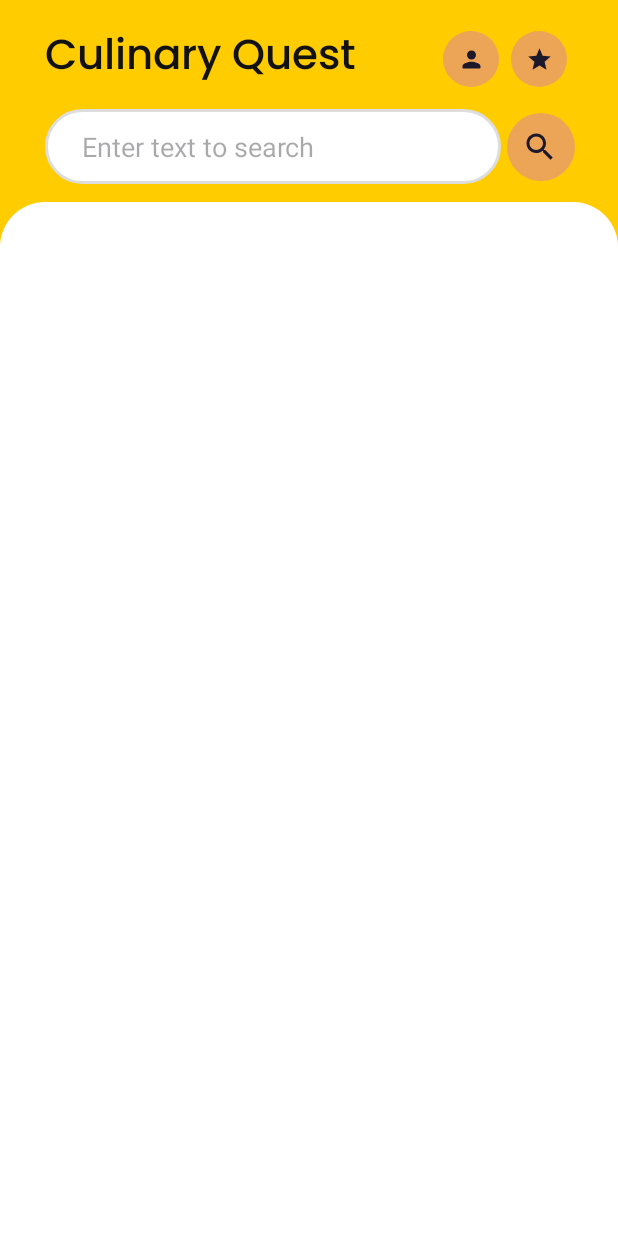
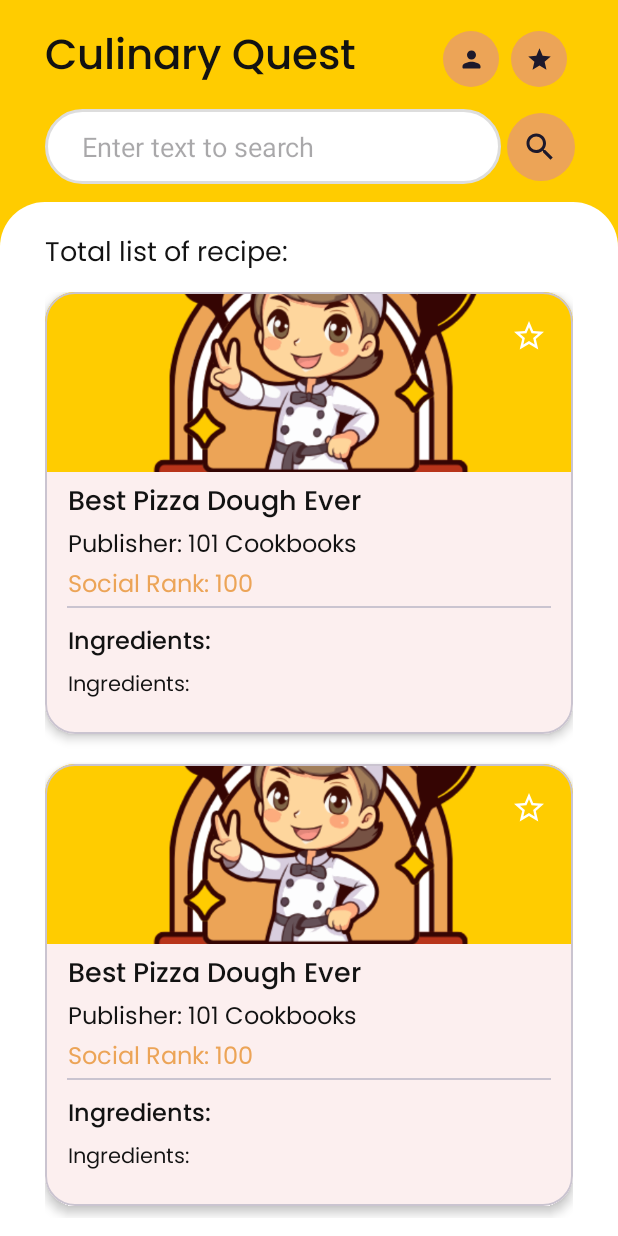
Before and after one commit to DeveloperKits/RecipeSearchApp, an Android app: the layout fragment_home.xml on its own in the app's theme, with its tools: preview values and no code run, on a phone screen of 412 x 824 dp. Run offline under Robolectric (Android 15) with nearby library versions, the phone set to English and light mode, and no system bars.

Commit message:
home xml complete

```diff
--- a/app/src/main/java/com/akashdas/recipesearchapp/Fragment/HomeFragment.kt
+++ b/app/src/main/java/com/akashdas/recipesearchapp/Fragment/HomeFragment.kt
@@ -1,10 +1,15 @@
 package com.akashdas.recipesearchapp.Fragment
 
+import android.annotation.SuppressLint
+import android.content.res.ColorStateList
 import android.os.Bundle
+import android.util.Log
+import android.view.ContextThemeWrapper
 import androidx.fragment.app.Fragment
 import android.view.LayoutInflater
 import android.view.View
 import android.view.ViewGroup
+import androidx.core.content.ContextCompat
 import com.akashdas.recipesearchapp.Helper.Singleton
 import com.akashdas.recipesearchapp.R
 import com.akashdas.recipesearchapp.databinding.FragmentHomeBinding
@@ -26,16 +31,44 @@ class HomeFragment : Fragment() {
     override fun onViewCreated(view: View, savedInstanceState: Bundle?) {
         super.onViewCreated(view, savedInstanceState)
 
+        // all about chip
+        chip()
+
+    }
+
+    private fun chip() {
         binding.chipGroup.isSingleSelection = true
+
         Singleton.chipTexts.forEach { text ->
-            val chip = Chip(requireContext())
-            chip.text = text
-            chip.isCheckable = true
+            val chip = Chip(context).apply {
+                this.text = text
+                isCheckable = true
+                // Define color in your colors.xml
+                chipStrokeColor = ColorStateList
+                    .valueOf(ContextCompat.getColor(context, R.color.chip_color))
+            }
             binding.chipGroup.addView(chip)
         }
 
+        // select the first chip by default
+        (binding.chipGroup.getChildAt(0) as? Chip)?.isChecked = true
+
         binding.chipGroup.setOnCheckedChangeListener { group, checkedId ->
-            // Handle the checked chip change if needed
+            // The 'checkedId' is the ID of the selected chip.
+            val chip = group.findViewById<Chip>(checkedId)
+            chip?.let {
+                val selectedText: String = it.text.toString()
+
+                binding.editTextText.setText(selectedText)
+
+                searchData(selectedText)
+            }
+
         }
+
+    }
+
+    private fun searchData(selectedText: String) {
+
     }
 }
--- a/app/src/main/res/drawable/background_field_main.xml
+++ b/app/src/main/res/drawable/background_field_main.xml
@@ -9,9 +9,9 @@
             <solid android:color="#FFFFFF" />
             <!-- Add padding inside the EditText -->
             <padding
-                android:left="25dp"
+                android:left="30dp"
                 android:top="12dp"
-                android:right="25dp"
+                android:right="30dp"
                 android:bottom="12dp" />
 
         </shape>
--- a/app/src/main/res/drawable/baseline_star_24.xml
+++ b/app/src/main/res/drawable/baseline_star_24.xml
@@ -1,4 +1,4 @@
-<vector android:height="24dp" android:tint="#000000"
+<vector android:height="24dp" android:tint="@color/chip_color"
     android:viewportHeight="24" android:viewportWidth="24"
     android:width="24dp" xmlns:android="http://schemas.android.com/apk/res/android">
     <path android:fillColor="@android:color/white" android:pathData="M12,17.27L18.18,21l-1.64,-7.03L22,9.24l-7.19,-0.61L12,2 9.19,8.63 2,9.24l5.46,4.73L5.82,21z"/>
--- a/app/src/main/res/drawable/baseline_star_outline_24.xml
+++ b/app/src/main/res/drawable/baseline_star_outline_24.xml
@@ -1,4 +1,4 @@
-<vector android:height="24dp" android:tint="#000000"
+<vector android:height="24dp" android:tint="@color/chip_color"
     android:viewportHeight="24" android:viewportWidth="24"
     android:width="24dp" xmlns:android="http://schemas.android.com/apk/res/android">
     <path android:fillColor="@android:color/white" android:pathData="M22,9.24l-7.19,-0.62L12,2 9.19,8.63 2,9.24l5.46,4.73L5.82,21 12,17.27 18.18,21l-1.63,-7.03L22,9.24zM12,15.4l-3.76,2.27 1,-4.28 -3.32,-2.88 4.38,-0.38L12,6.1l1.71,4.04 4.38,0.38 -3.32,2.88 1,4.28L12,15.4z"/>
--- /dev/null
+++ b/app/src/main/res/drawable/sl_favourite_24dp.xml
@@ -0,0 +1,12 @@
+<?xml version="1.0" encoding="utf-8"?>
+<selector xmlns:android="http://schemas.android.com/apk/res/android">
+    <item
+        android:drawable="@drawable/baseline_star_outline_24"
+        android:state_checked="false" />
+
+    <item
+        android:drawable="@drawable/baseline_star_24"
+        android:state_checked="true" />
+
+    <item android:drawable="@drawable/baseline_star_outline_24" />
+</selector>
--- a/app/src/main/res/layout/fragment_home.xml
+++ b/app/src/main/res/layout/fragment_home.xml
@@ -85,24 +85,54 @@
             app:layout_constraintEnd_toStartOf="@+id/guideline2"
             app:layout_constraintTop_toTopOf="@+id/editTextText" />
 
-        <com.google.android.material.chip.ChipGroup
-            android:id="@+id/chipGroup"
+        <HorizontalScrollView
+            android:id="@+id/chipScroll"
             android:layout_width="match_parent"
             android:layout_height="wrap_content"
-            app:singleLine="true"
+            android:scrollbars="none"
+            android:overScrollMode="never"
             android:layout_marginVertical="@dimen/ten_dp"
             app:layout_constraintEnd_toStartOf="@+id/guideline2"
             app:layout_constraintStart_toStartOf="@+id/guideline"
-            app:layout_constraintTop_toBottomOf="@id/searchButton" />
+            app:layout_constraintTop_toBottomOf="@id/searchButton">
 
-        <RelativeLayout
+            <com.google.android.material.chip.ChipGroup
+                android:id="@+id/chipGroup"
+                android:layout_width="wrap_content"
+                android:layout_height="wrap_content"
+                android:paddingStart="@dimen/thirty_dp"
+                app:singleLine="true" />
+        </HorizontalScrollView>
+
+        <LinearLayout
             android:layout_width="match_parent"
             android:layout_height="0dp"
+            android:orientation="vertical"
             android:background="@drawable/background_field_main"
+            android:paddingTop="@dimen/twenty_dp"
             app:layout_constraintBottom_toBottomOf="parent"
             app:layout_constraintEnd_toEndOf="parent"
             app:layout_constraintStart_toStartOf="parent"
-            app:layout_constraintTop_toBottomOf="@+id/chipGroup" />
+            app:layout_constraintTop_toBottomOf="@+id/chipScroll">
+
+            <TextView
+                android:id="@+id/totalRecipe"
+                android:layout_width="wrap_content"
+                android:layout_height="wrap_content"
+                android:textSize="18sp"
+                android:fontFamily="@font/poppins"
+                android:textColor="@color/black_text"
+                android:text="@string/total_list_recipe" />
+
+            <androidx.recyclerview.widget.RecyclerView
+                android:id="@+id/recycle"
+                android:layout_width="match_parent"
+                android:layout_height="match_parent"
+                android:scrollbars="none"
+                android:overScrollMode="never"
+                tools:listitem="@layout/item_recipe"
+                android:paddingTop="@dimen/ten_dp"/>
+        </LinearLayout>
 
     </androidx.constraintlayout.widget.ConstraintLayout>
 </layout>
--- /dev/null
+++ b/app/src/main/res/layout/item_recipe.xml
@@ -0,0 +1,103 @@
+<?xml version="1.0" encoding="utf-8"?>
+<layout xmlns:android="http://schemas.android.com/apk/res/android"
+    xmlns:app="http://schemas.android.com/apk/res-auto">
+
+
+    <com.google.android.material.card.MaterialCardView
+        android:layout_width="match_parent"
+        android:layout_height="wrap_content"
+        app:cardElevation="4dp"
+        app:cardCornerRadius="@dimen/twenty_dp"
+        android:layout_marginBottom="@dimen/twenty_dp">
+
+        <RelativeLayout
+            android:layout_width="match_parent"
+            android:layout_height="match_parent">
+
+            <ImageView
+                android:id="@+id/image_url"
+                android:layout_width="match_parent"
+                android:layout_height="120dp"
+                android:scaleType="centerCrop"
+                app:srcCompat="@drawable/logo" />
+
+            <TextView
+                android:id="@+id/title_text"
+                android:layout_width="wrap_content"
+                android:layout_height="wrap_content"
+                android:layout_below="@id/image_url"
+                android:layout_marginHorizontal="15dp"
+                android:layout_marginTop="5dp"
+                android:textSize="18sp"
+                android:fontFamily="@font/poppins_medium"
+                android:textColor="@color/black_text"
+                android:text="@string/demo_title" />
+
+            <TextView
+                android:id="@+id/publisher"
+                android:layout_width="wrap_content"
+                android:layout_height="wrap_content"
+                android:layout_below="@id/title_text"
+                android:layout_marginHorizontal="15dp"
+                android:textSize="16sp"
+                android:fontFamily="@font/poppins"
+                android:textColor="@color/black_text"
+                android:text="@string/demo_publisher" />
+
+            <TextView
+                android:id="@+id/social_rank"
+                android:layout_width="wrap_content"
+                android:layout_height="wrap_content"
+                android:layout_below="@id/publisher"
+                android:layout_marginHorizontal="15dp"
+                android:textSize="16sp"
+                android:fontFamily="@font/poppins"
+                android:textColor="@color/button_color"
+                android:text="@string/demo_social_rank" />
+
+            <com.google.android.material.divider.MaterialDivider
+                android:id="@+id/divider"
+                android:layout_width="match_parent"
+                android:layout_height="wrap_content"
+                android:layout_below="@id/social_rank"
+                app:dividerInsetStart="15dp"
+                app:dividerInsetEnd="15dp" />
+
+            <TextView
+                android:id="@+id/ingredients"
+                android:layout_width="wrap_content"
+                android:layout_height="wrap_content"
+                android:layout_below="@id/divider"
+                android:layout_marginStart="15dp"
+                android:layout_marginTop="@dimen/ten_dp"
+                android:textSize="16sp"
+                android:fontFamily="@font/poppins_medium"
+                android:textColor="@color/black_text"
+                android:text="@string/ingredients" />
+
+            <TextView
+                android:id="@+id/ingredients_text"
+                android:layout_width="wrap_content"
+                android:layout_height="wrap_content"
+                android:layout_below="@id/ingredients"
+                android:layout_marginHorizontal="15dp"
+                android:layout_marginBottom="@dimen/twenty_dp"
+                android:layout_marginTop="3dp"
+                android:textSize="14sp"
+                android:fontFamily="@font/poppins"
+                android:textColor="@color/black_text"
+                android:text="@string/ingredients" />
+        </RelativeLayout>
+
+        <CheckBox
+            android:id="@+id/save_favourite"
+            android:layout_width="wrap_content"
+            android:layout_height="wrap_content"
+            android:button="@drawable/sl_favourite_24dp"
+            android:layout_gravity="end"
+            android:layout_marginEnd="5dp"
+            android:layout_marginTop="5dp"
+            app:buttonTint="@android:color/white" />
+
+    </com.google.android.material.card.MaterialCardView>
+</layout>
--- a/app/src/main/res/values/dimens.xml
+++ b/app/src/main/res/values/dimens.xml
@@ -4,4 +4,6 @@
     <dimen name="forty_dp">40dp</dimen>
     <dimen name="twenty_dp">20dp</dimen>
     <dimen name="thirty_dp">30dp</dimen>
+    <dimen name="chip_stroke_width">3dp</dimen>
+
 </resources>
--- a/app/src/main/res/values/strings.xml
+++ b/app/src/main/res/values/strings.xml
@@ -12,4 +12,9 @@
     <string name="demo_email">shadman4work@gmail.com</string>
     <string name="login">Login</string>
     <string name="search_hint">Enter text to search</string>
+    <string name="total_list_recipe">Total list of recipe:</string>
+    <string name="demo_title">Best Pizza Dough Ever</string>
+    <string name="demo_publisher">Publisher: 101 Cookbooks</string>
+    <string name="ingredients">Ingredients:</string>
+    <string name="demo_social_rank">Social Rank: 100</string>
 </resources>
```
